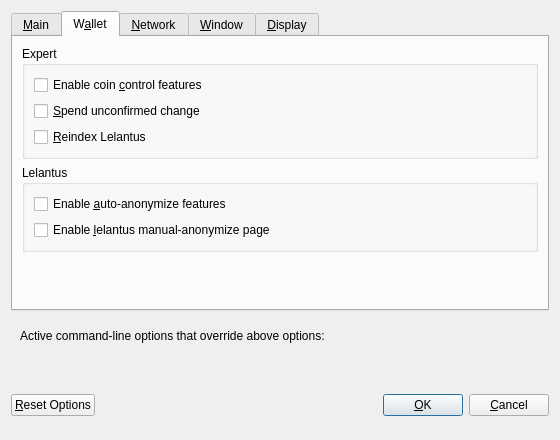
Above: src/qt/forms/optionsdialog.ui from SPC-beta/firo before the change. Below: the same form after it.
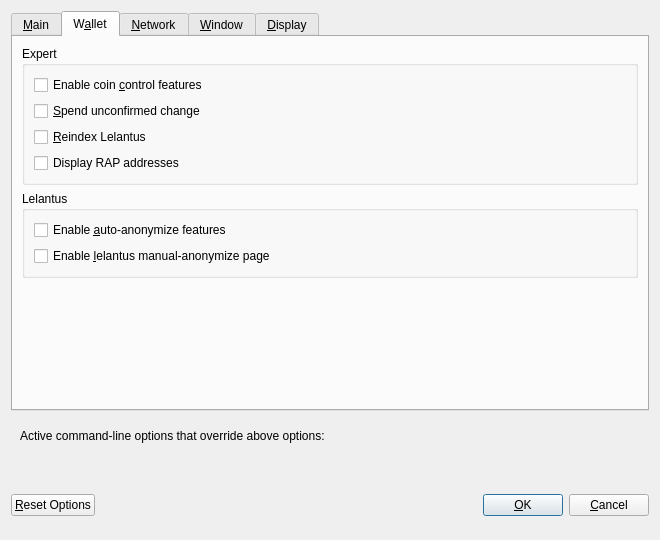
That is the form after the change. Custom widgets are drawn as their Qt base class.

The edit to the form file:
```diff
--- a/src/qt/forms/optionsdialog.ui
+++ b/src/qt/forms/optionsdialog.ui
@@ -6,8 +6,8 @@
    <rect>
     <x>0</x>
     <y>0</y>
-    <width>560</width>
-    <height>440</height>
+    <width>660</width>
+    <height>540</height>
    </rect>
   </property>
   <property name="windowTitle">
@@ -173,6 +173,16 @@
             </property>
            </widget>
           </item>
+          <item>
+            <widget class="QCheckBox" name="enableRapAddresses">
+             <property name="toolTip">
+                <string>Whether to show RAP addresses or not.</string>
+             </property>
+             <property name="text">
+                <string>Display RAP addresses</string>
+             </property>
+            </widget>
+          </item>
          </layout>
         </widget>
        </item>
```
